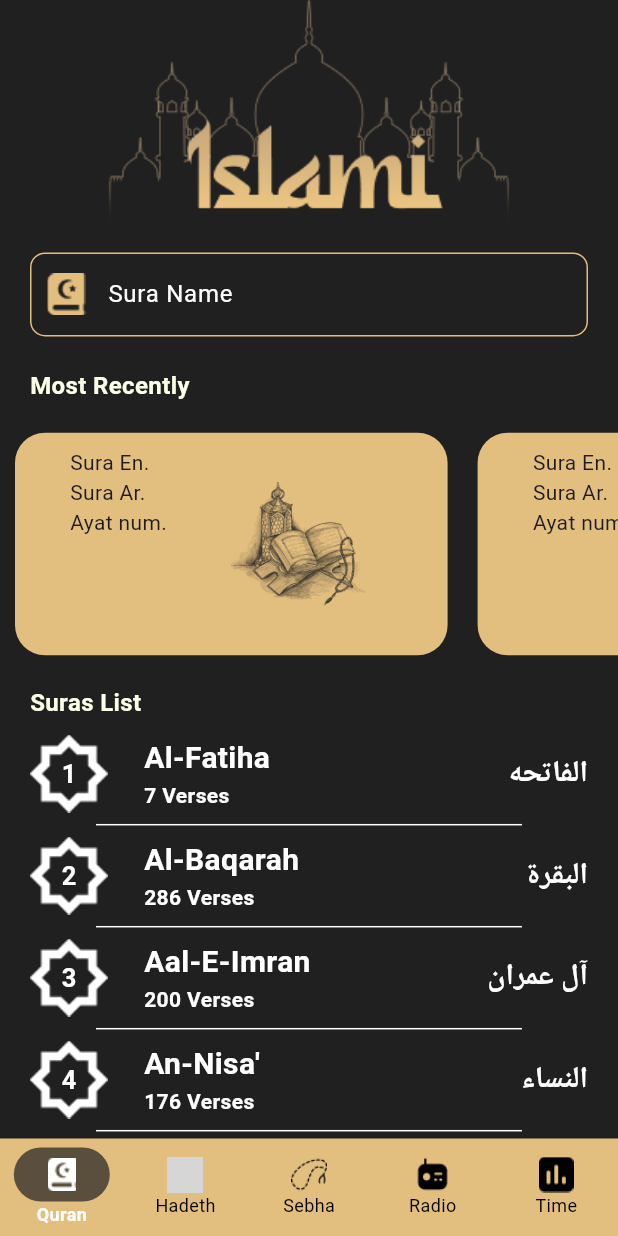
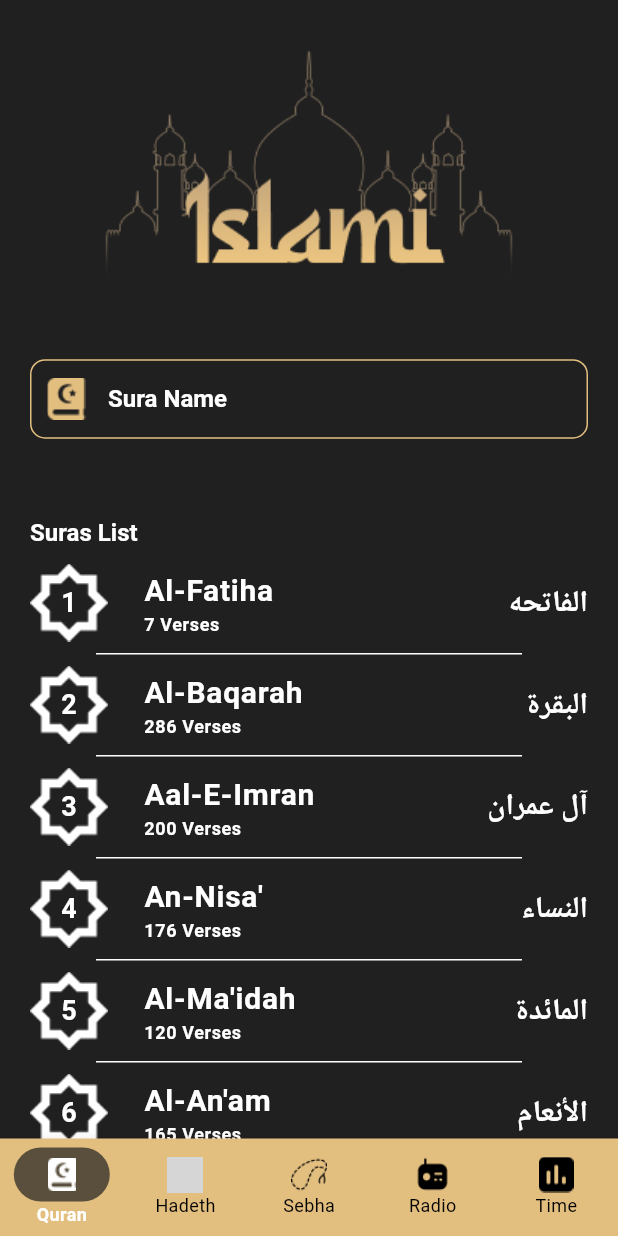
Before and after one commit to EsteshhadMohammed36/Islami, a Flutter app: the screen it shows after launch, on a phone screen of 412 x 824 dp. Run offline on Flutter 3.47's test engine with Material 3 defaults, Android fonts, the phone set to English and light mode, and no system bars; our stand-ins replace shared_preferences; grey boxes are pictures that could not be loaded.

Commit message:
Finished Quran Tab.

```diff
--- a/lib/app_theme.dart
+++ b/lib/app_theme.dart
@@ -9,8 +9,7 @@ class AppTheme {
       selectedItemColor: AppColors.white,
       unselectedItemColor: Colors.black,
       showSelectedLabels: true,
-        selectedLabelStyle:
-            TextStyle(fontWeight: FontWeight.bold, fontSize: 12),
+      selectedLabelStyle: TextStyle(fontWeight: FontWeight.bold, fontSize: 12),
     ),
     appBarTheme: AppBarTheme(
         backgroundColor: AppColors.blackColor,
@@ -19,5 +18,15 @@ class AppTheme {
         titleTextStyle: TextStyle(
             fontWeight: FontWeight.bold,
             fontSize: 20,
-              color: AppColors.primaryColor)));
+            color: AppColors.primaryColor)),
+    textTheme: TextTheme(
+        headlineMedium: TextStyle(
+            fontSize: 16, fontWeight: FontWeight.bold, color: AppColors.white),
+        bodyLarge: TextStyle(
+            color: AppColors.black, fontWeight: FontWeight.bold, fontSize: 20),
+        bodyMedium: TextStyle(
+            fontWeight: FontWeight.bold, fontSize: 18, color: AppColors.white),
+        bodySmall: TextStyle(
+            color: Colors.black, fontSize: 12, fontWeight: FontWeight.bold)),
+  );
 }
--- a/lib/main.dart
+++ b/lib/main.dart
@@ -1,9 +1,12 @@
 import 'package:flutter/material.dart';
 import 'package:islami/app_theme.dart';
 import 'package:islami/home_screen.dart';
+import 'package:islami/models/sura_model.dart';
 import 'package:islami/quran/sura_details_screen.dart';
 
-void main() {
+Future<void> main() async {
+  WidgetsFlutterBinding.ensureInitialized();
+  await SuraModel.getMostRecentlyFromSharedPrefs();
   runApp(MyApp());
 }
 
--- a/lib/models/sura_model.dart
+++ b/lib/models/sura_model.dart
@@ -1,3 +1,6 @@
+import 'package:flutter/cupertino.dart';
+import 'package:shared_preferences/shared_preferences.dart';
+
 class SuraModel {
   String enSuraName;
   String arSuraName;
@@ -351,6 +354,7 @@ class SuraModel {
     '5',
     '6'
   ];
+  static List<int> mostRecentlySuraIndexes = [];
 
   SuraModel(
       {required this.enSuraName,
@@ -366,4 +370,27 @@ class SuraModel {
         ayaNumber: ayatNumber[index],
         index: index);
   }
+
+  static Future<void> addSuraToMostRecently(
+      int index, BuildContext context) async {
+    //if (!mostRecentlySuraIndexes.contains(index))
+    //if (!SuraModel.mostRecentlySuraIndexes.any((element) => element == index))
+    //if (mostRecentlySuraIndexes.last != index) {
+    SuraModel.mostRecentlySuraIndexes.add(index);
+    //save in shared prefs
+    SharedPreferences prefs = await SharedPreferences.getInstance();
+    List<String> mostRecentlyString = SuraModel.mostRecentlySuraIndexes
+        .map((intIndex) => intIndex.toString())
+        .toList();
+    prefs.setStringList("mostRecently", mostRecentlyString);
+  }
+
+  static Future<void> getMostRecentlyFromSharedPrefs() async {
+    SharedPreferences prefs = await SharedPreferences.getInstance();
+    List<String>? mostRecentlyString = prefs.getStringList("mostRecently");
+    if (mostRecentlyString == null) return;
+    SuraModel.mostRecentlySuraIndexes = mostRecentlyString
+        .map((stringIndex) => int.parse(stringIndex))
+        .toList();
+  }
 }
--- a/lib/quran/quran_tab.dart
+++ b/lib/quran/quran_tab.dart
@@ -22,7 +22,7 @@ class _QuranTabState extends State<QuranTab> {
           child: Padding(
             padding: const EdgeInsets.symmetric(horizontal: 20),
             child: TextField(
-              style: TextStyle(color: AppColors.primaryColor),
+              style: Theme.of(context).textTheme.headlineMedium,
               cursorColor: AppColors.white,
               decoration: InputDecoration(
                 fillColor: AppColors.blackColor,
@@ -43,47 +43,37 @@ class _QuranTabState extends State<QuranTab> {
             ),
           ),
         ),
-        SizedBox(
-          height: 10,
-        ),
-        Padding(
-          padding: const EdgeInsets.symmetric(horizontal: 20),
-          child: Text(
-            "Most Recently ",
-            style: TextStyle(
-                color: AppColors.whhiteColor,
-                fontWeight: FontWeight.bold,
-                fontSize: 16),
+        Visibility(
+          visible: SuraModel.mostRecentlySuraIndexes.isNotEmpty,
+          child: Padding(
+            padding: const EdgeInsets.only(left: 20, bottom: 10),
+            child: Text("Most Recently ",
+                style: Theme.of(context).textTheme.headlineMedium),
           ),
         ),
-        SizedBox(
-          height: 10,
-        ),
         Expanded(
-          flex: 25,
+          flex: SuraModel.mostRecentlySuraIndexes.isNotEmpty ? 25 : 1,
           child: ListView.builder(
             scrollDirection: Axis.horizontal,
             itemBuilder: (context, index) {
-              return MostRecentlyItem();
+              return InkWell(
+                  onTap: () {
+                    Navigator.pushNamed(context, SuraDetailsScreen.routeName,
+                        arguments: SuraModel.getSuraModel(index));
+                  },
+                  child: MostRecentlyItem(
+                    sura: SuraModel.getSuraModel(SuraModel
+                        .mostRecentlySuraIndexes.reversed
+                        .toList()[index]),
+                  ));
             },
-            itemCount: 20,
+            itemCount: SuraModel.mostRecentlySuraIndexes.length,
           ),
         ),
-        SizedBox(
-          height: 10,
-        ),
         Padding(
-          padding: const EdgeInsets.symmetric(horizontal: 20),
-          child: Text(
-            "Suras List",
-            style: TextStyle(
-                color: AppColors.whhiteColor,
-                fontWeight: FontWeight.bold,
-                fontSize: 16),
-          ),
-        ),
-        SizedBox(
-          height: 10,
+          padding: const EdgeInsets.only(left: 20, bottom: 10),
+          child: Text("Suras List",
+              style: Theme.of(context).textTheme.headlineMedium),
         ),
         Expanded(
           flex: 40,
@@ -97,10 +87,12 @@ class _QuranTabState extends State<QuranTab> {
               : ListView.separated(
                   itemBuilder: (context, index) {
                     return InkWell(
-                        onTap: () {
-                          Navigator.pushNamed(
+                        onTap: () async {
+                          SuraModel.addSuraToMostRecently(index, context);
+                          await Navigator.pushNamed(
                               context, SuraDetailsScreen.routeName,
                               arguments: SuraModel.getSuraModel(index));
+                          setState(() {});
                         },
                         child: suraSearchIndexes.contains(index)
                             ? SuraItem(
--- a/lib/quran/widgets/most_recently_item.dart
+++ b/lib/quran/widgets/most_recently_item.dart
@@ -1,31 +1,49 @@
 import 'package:flutter/material.dart';
+import 'package:islami/models/sura_model.dart';
 
 import '../../app_colors.dart';
 
 class MostRecentlyItem extends StatelessWidget {
+  MostRecentlyItem({required this.sura});
+
+  SuraModel sura;
+
   @override
   Widget build(BuildContext context) {
-    var screenSize = MediaQuery.of(context).size;
-    return Container(
+    var screenSize = MediaQuery.sizeOf(context);
+    var textTheme = Theme.of(context).textTheme;
+    return Visibility(
+      //visible: SuraModel.mostRecentlySuraIndexes.isNotEmpty,
+      child: Container(
         width: screenSize.width * 0.7,
+        // height: screenSize.height * 0.8,
         padding: EdgeInsets.all(10),
         margin: EdgeInsets.all(10),
         decoration: BoxDecoration(
             color: AppColors.primaryColor,
             borderRadius: BorderRadius.circular(20)),
         child: Row(
+          mainAxisAlignment: MainAxisAlignment.spaceBetween,
+          children: [
+            Column(
               mainAxisAlignment: MainAxisAlignment.spaceEvenly,
               children: [
-          Column(
-            crossAxisAlignment: CrossAxisAlignment.start,
-            children: [Text("Sura En."), Text("Sura Ar."), Text("Ayat num.")],
+                Text(
+                  sura.enSuraName,
+                  style: textTheme.bodyLarge,
+                ),
+                Text(sura.arSuraName, style: textTheme.bodyLarge),
+                Text(sura.ayaNumber, style: textTheme.bodySmall)
+              ],
             ),
             Image.asset(
               "assets/images/most_recently_image.png",
-            height: screenSize.height * 0.1,
+              height: screenSize.height * 0.15,
               width: screenSize.width * 0.3,
+              fit: BoxFit.fill,
             )
           ],
+        ),
       ),
     );
   }
--- a/lib/quran/widgets/sura_item.dart
+++ b/lib/quran/widgets/sura_item.dart
@@ -20,13 +20,8 @@ class SuraItem extends StatelessWidget {
               Image.asset(
                 "assets/images/sura_num_frame.png",
               ),
-              Text(
-                "${suraModel.index + 1}",
-                style: TextStyle(
-                    color: AppColors.white,
-                    fontWeight: FontWeight.bold,
-                    fontSize: 17),
-              )
+              Text("${suraModel.index + 1}",
+                  style: Theme.of(context).textTheme.bodyMedium),
             ],
           ),
           SizedBox(
@@ -35,30 +30,26 @@ class SuraItem extends StatelessWidget {
           Column(
             crossAxisAlignment: CrossAxisAlignment.start,
             children: [
-              Text(
-                "${suraModel.enSuraName}",
-                style: TextStyle(
-                    fontSize: 20,
-                    fontWeight: FontWeight.bold,
-                    color: AppColors.white),
-              ),
+              Text("${suraModel.enSuraName}",
+                  style: Theme.of(context)
+                      .textTheme
+                      .bodyLarge!
+                      .copyWith(color: AppColors.white)),
               Text(
                 "${suraModel.ayaNumber} Verses",
-                style: TextStyle(
-                    fontSize: 14,
-                    fontWeight: FontWeight.bold,
-                    color: AppColors.white),
+                style: Theme.of(context)
+                    .textTheme
+                    .bodySmall!
+                    .copyWith(color: AppColors.white),
               )
             ],
           ),
           Spacer(),
-          Text(
-            "${suraModel.arSuraName}",
-            style: TextStyle(
-                fontSize: 20,
-                fontWeight: FontWeight.bold,
-                color: AppColors.white),
-          ),
+          Text("${suraModel.arSuraName}",
+              style: Theme.of(context)
+                  .textTheme
+                  .bodyLarge!
+                  .copyWith(color: AppColors.white)),
         ],
       ),
     );
--- a/pubspec.yaml
+++ b/pubspec.yaml
@@ -28,6 +28,7 @@ environment:
 # the latest version available on pub.dev. To see which dependencies have newer
 # versions available, run `flutter pub outdated`.
 dependencies:
+  shared_preferences: ^2.2.3
   flutter:
     sdk: flutter
 
```
Also changed, not shown: pubspec.lock, 1 other file. Lines whose indentation alone changed are shown as unchanged.
